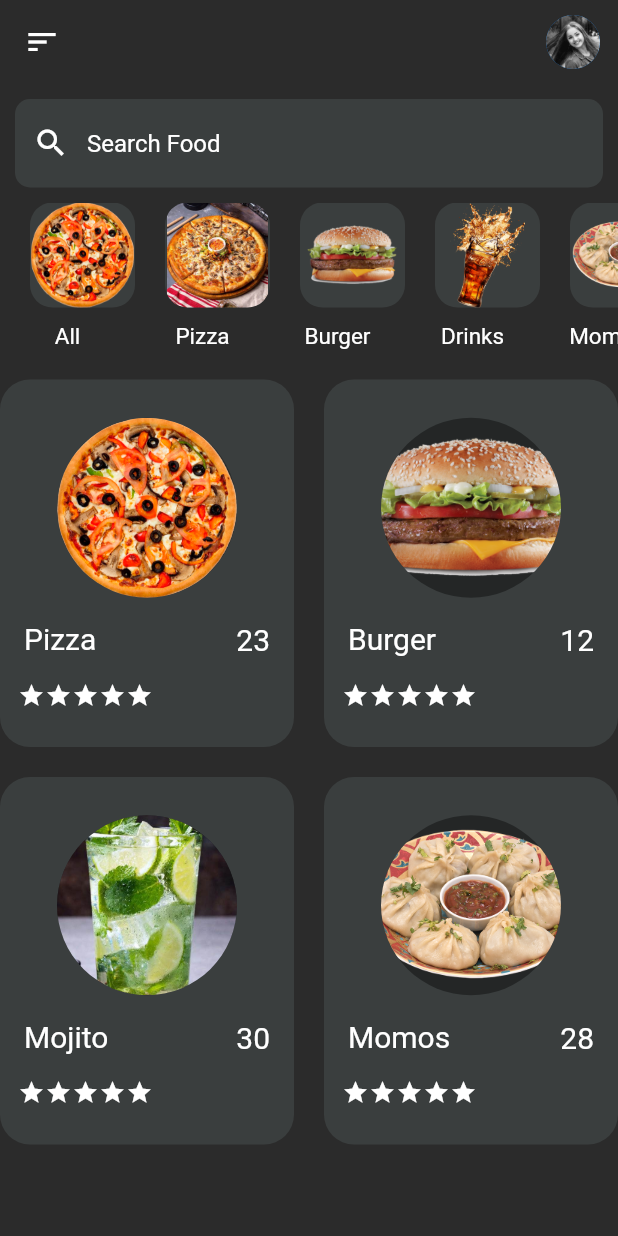
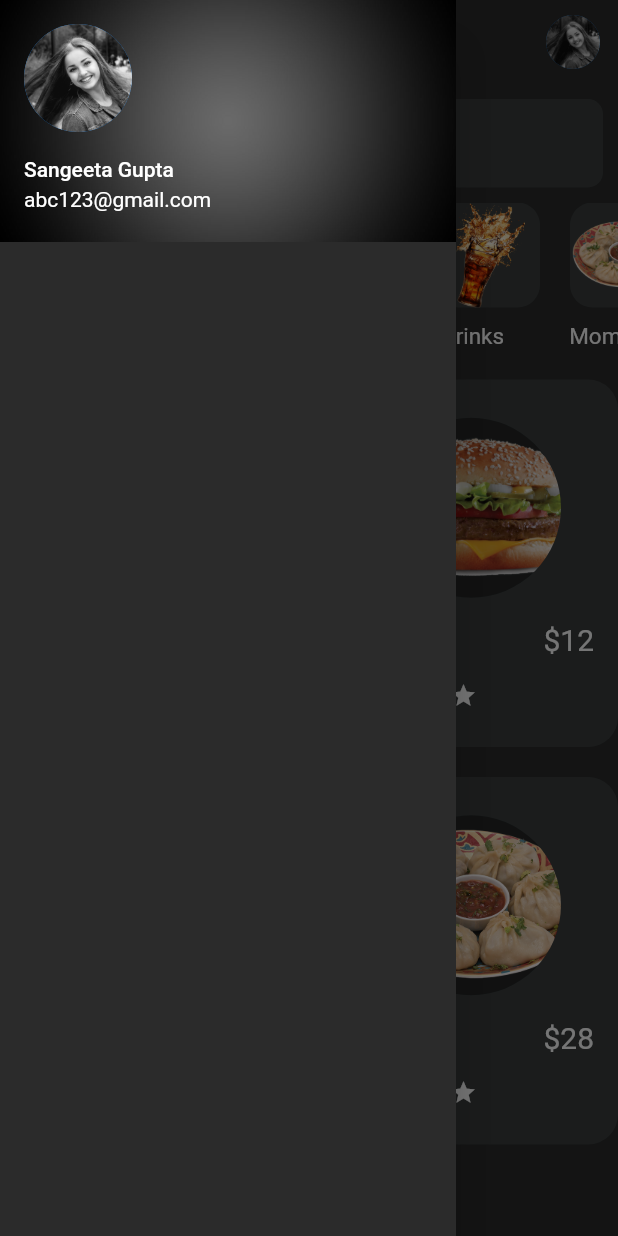
Before and after one commit to sangeeta2701/food-oredering-app, a Flutter app: the HomePage screen opened directly, with the side drawer open (before the commit the screen has no drawer), on a phone screen of 412 x 824 dp. Run offline on Flutter 3.47's test engine with Material 2 defaults, Android fonts, the phone set to English and light mode, and no system bars; our stand-ins replace cloud_firestore, firebase_auth, firebase_core; accounts and stored records are empty.

Commit message:
food ordering app

```diff
--- a/lib/screens/home_page.dart
+++ b/lib/screens/home_page.dart
@@ -13,9 +13,32 @@ class _HomePageState extends State<HomePage> {
   @override
   Widget build(BuildContext context) {
     return Scaffold(
+      drawer: Drawer(
+        child: Container(
+          color: Color(0xff2b2b2b),
+          child: SafeArea(
+            child: Column(
+              children: [
+                UserAccountsDrawerHeader(
+                  decoration: BoxDecoration(
+                    image: DecorationImage(
+                      fit: BoxFit.cover,
+                      image: AssetImage("assets/bg.jpg"),
+                    ),
+                  ),
+                  currentAccountPicture: CircleAvatar(
+                    backgroundImage: AssetImage("assets/profile.jpg"),
+                  ),
+                  accountName: Text("Sangeeta Gupta"),
+                  accountEmail: Text("abc123@gmail.com"),
+                )
+              ],
+            ),
+          ),
+        ),
+      ),
       appBar: AppBar(
         elevation: 0,
-        leading: Icon(Icons.sort),
         actions: [
           Padding(
             padding: const EdgeInsets.all(10.0),
@@ -70,10 +93,10 @@ class _HomePageState extends State<HomePage> {
               crossAxisSpacing: 20,
               mainAxisSpacing: 20,
               children: [
-                bottomContainer("assets/pizza1.png", "23", "Pizza"),
-                bottomContainer("assets/burger.png", "12", "Burger"),
-                bottomContainer("assets/mojito.jpg", "30", "Mojito"),
-                bottomContainer("assets/momos.png", "28", "Momos"),
+                bottomContainer("assets/pizza1.png", "\$23", "Pizza"),
+                bottomContainer("assets/burger.png", "\$12", "Burger"),
+                bottomContainer("assets/mojito.jpg", "\$30", "Mojito"),
+                bottomContainer("assets/momos.png", "\$28", "Momos"),
               ],
             ),
           ),
```
Also changed, not shown: assets/bg.jpg (added).
